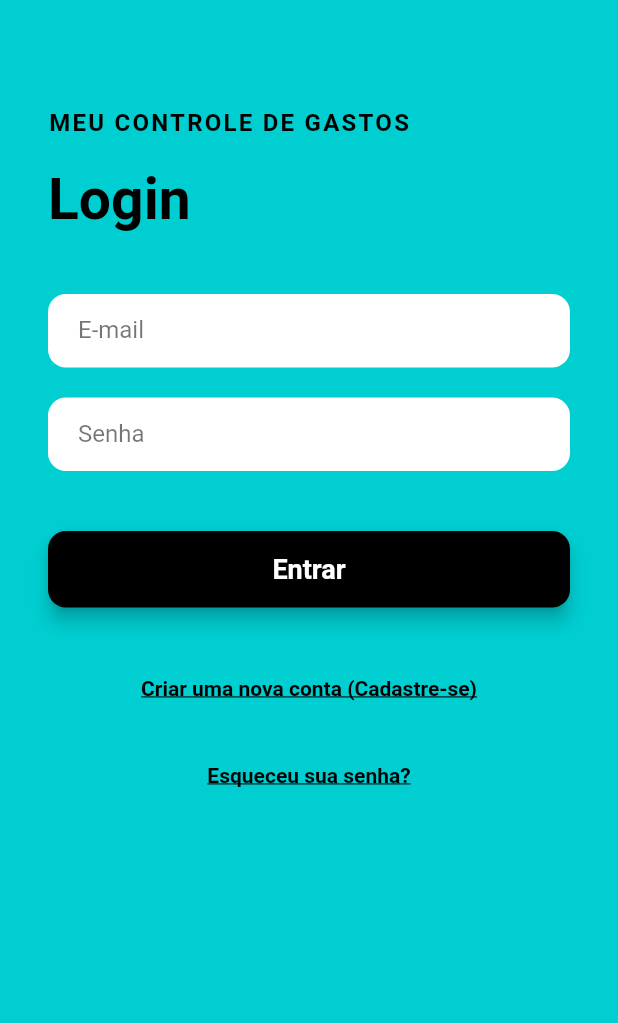
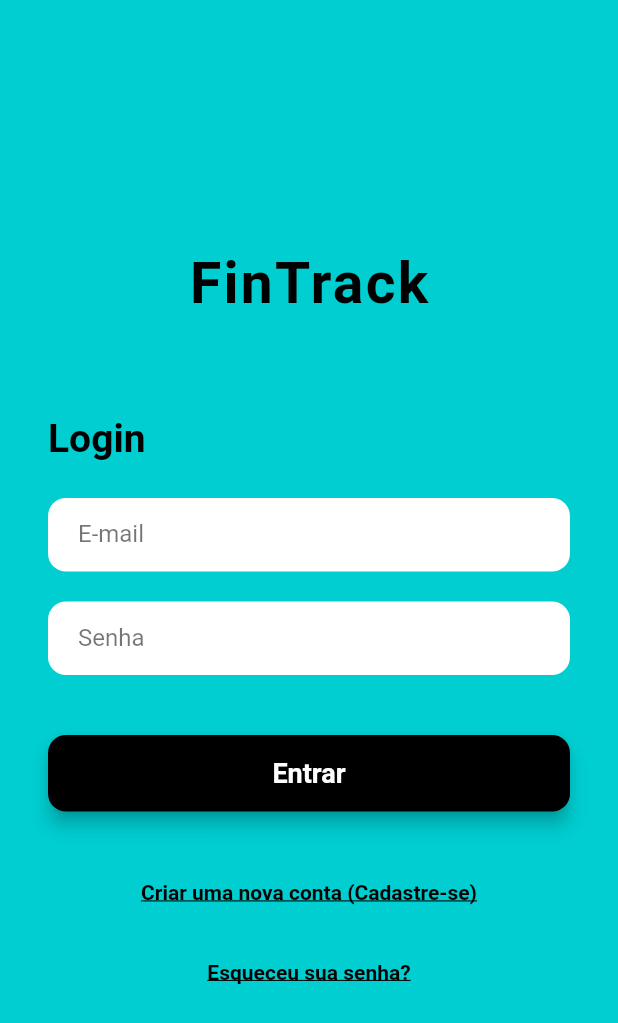
Before and after one commit to dudameier/fintrack, a Flutter app: the screen it shows after launch, on a phone screen of 412 x 824 dp. Shown: the top 1023 px of the screen. Run offline on Flutter 3.47's test engine with Material 3 defaults, Android fonts, the phone set to English and light mode, and no system bars.

Commit message:
telas de login

```diff
--- a/lib/main.dart
+++ b/lib/main.dart
@@ -83,28 +83,31 @@ class LoginPage extends StatelessWidget {
             crossAxisAlignment: CrossAxisAlignment.start,
             children: <Widget>[
               // 1. Nome do App
-              const SizedBox(height: 40),
-              const Text(
-                'MEU CONTROLE DE GASTOS',
-                style: TextStyle(
-                  fontSize: 16,
-                  fontWeight: FontWeight.bold,
-                  color: Colors.black,
-                  letterSpacing: 1.5,
+              const SizedBox(height: 135),
+              Center(
+                child: Text(
+                  'FinTrack',
+                  style: TextStyle(
+                    fontSize: 38,
+                    fontWeight: FontWeight.bold,
+                    color: Colors.black,
+                    letterSpacing: 1.5,
+                  ),
                 ),
               ),
-              const SizedBox(height: 20),
+              const SizedBox(height: 65),
+
 
               // Título "Login"
               const Text(
                 'Login',
                 style: TextStyle(
-                  fontSize: 38,
+                  fontSize: 26,
                   fontWeight: FontWeight.bold,
                   color: Colors.black,
                 ),
               ),
-              const SizedBox(height: 40),
+              const SizedBox(height: 25),
 
               // 2. Campo - E-mail
               TextFormField(
@@ -170,7 +173,7 @@ class LoginPage extends StatelessWidget {
                   ),
                 ),
               ),
-              const SizedBox(height: 10),
+              const SizedBox(height: 5),
 
               // 6. Botão de esquecimento de senha
               Center(
@@ -215,15 +218,16 @@ class RegisterPage extends StatelessWidget {
           child: Column(
             crossAxisAlignment: CrossAxisAlignment.start,
             children: <Widget>[
+              const SizedBox(height: 150),
               const Text(
-                'Cadastre-se', // 1. Escrita Cadastre-se
+                'Cadastre-se',
                 style: TextStyle(
                   fontSize: 38,
                   fontWeight: FontWeight.bold,
                   color: Colors.black,
                 ),
               ),
-              const SizedBox(height: 40),
+              const SizedBox(height: 20),
 
               // 2. Campo - E-mail
               TextFormField(
@@ -322,6 +326,7 @@ class ForgotPasswordPage extends StatelessWidget {
           child: Column(
             crossAxisAlignment: CrossAxisAlignment.start,
             children: <Widget>[
+              const SizedBox(height: 150),
               const Text(
                 'Recuperar Senha',
                 style: TextStyle(
```
